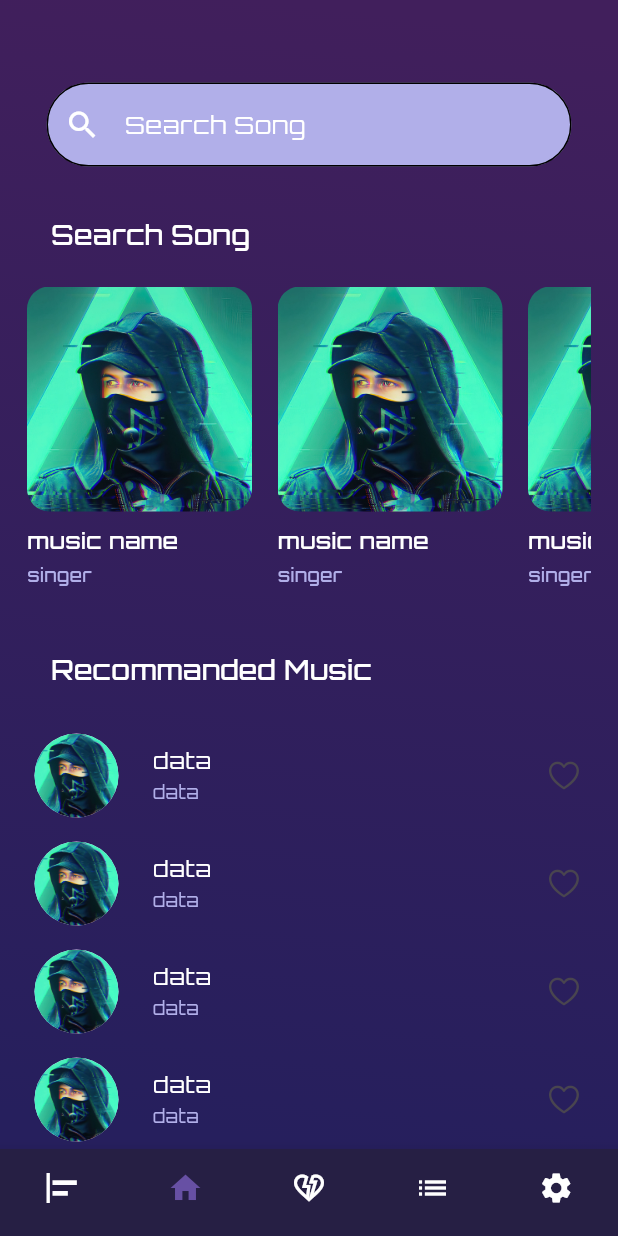
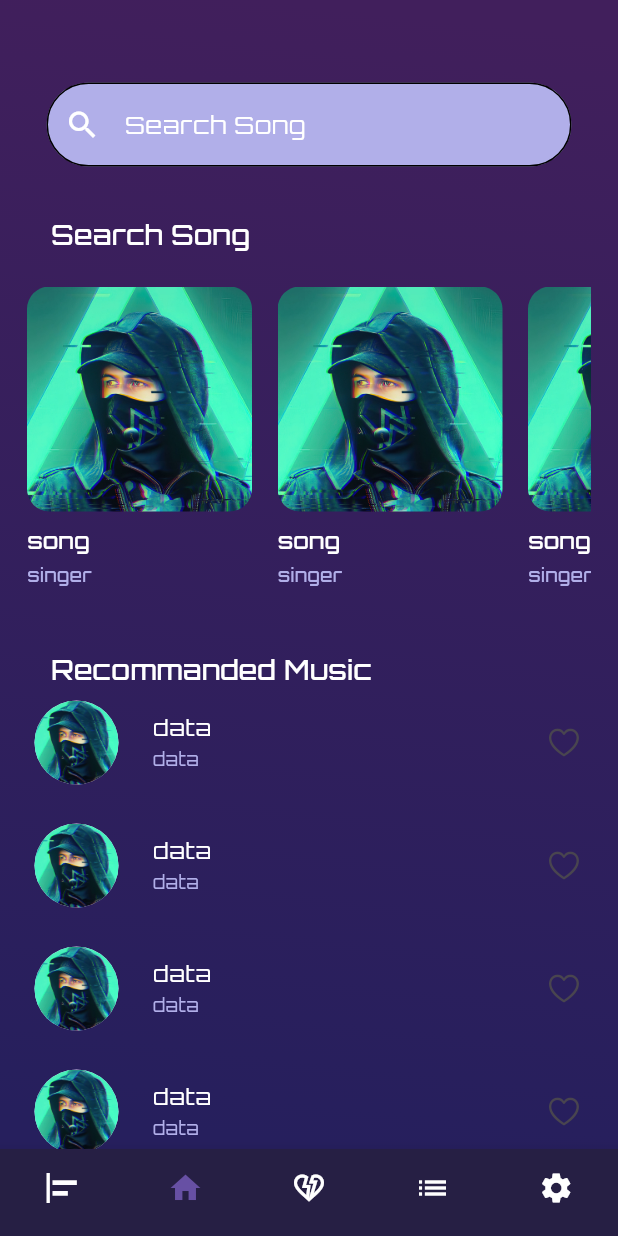
Before and after one commit to MeladShawky/Music-app, a Flutter app: the HomeScreen screen opened by its route, item 2 of the bottom bar chosen, on a phone screen of 412 x 824 dp. Run offline on Flutter 3.47's test engine with Material 3 defaults, Android fonts, the phone set to English and light mode, and no system bars.

Commit message:
desing home page part 14 (make SongsModel)

```diff
--- a/lib/features/home/screens/home_page.dart
+++ b/lib/features/home/screens/home_page.dart
@@ -8,6 +8,7 @@ import 'package:music_app/features/home/widgets/custom_row_recommeded_music.dart
 import 'package:music_app/features/home/widgets/custom_songs_details.dart';
 import 'package:music_app/features/home/widgets/custom_text_field_home_page.dart';
 import 'package:music_app/features/home/widgets/custom_title_home_page.dart';
+import 'package:music_app/models/songsModel.dart';
 
 class HomePage extends StatelessWidget {
   const HomePage({super.key});
@@ -22,6 +23,7 @@ class HomePage extends StatelessWidget {
           colors: [ColorMangers.kPrimaryColor, ColorMangers.kDarkBlue],
         ),
       ),
+      child: SingleChildScrollView(
         child: Column(
           crossAxisAlignment: CrossAxisAlignment.start,
           children: [
@@ -29,19 +31,26 @@ class HomePage extends StatelessWidget {
             CustomTitleHomePage(title: StringValues.Search_Song),
             SizedBox(height: 22),
             CustomSongsDetails(
-            musicName: 'music name',
-            singre: 'singer',
-            itemCount: 3,
+              songsModel: SongsModel(
+                image: 'image',
+                singer: 'singer',
+                song: 'song',
+                pathSong: 'pathSong',
+              ),
+              itemCount: 10,
             ),
             CustomTitleHomePage(title: StringValues.recommanded_music),
-          SizedBox(height: HeightValuesMangers.h22),
-          Expanded(
-            child: ListView.builder(
+            //SizedBox(height: HeightValuesMangers.h22),
+            ListView.separated(
+              shrinkWrap: true,
+              physics: NeverScrollableScrollPhysics(),
               itemBuilder: (context, index) => CustomRowRecommededMusic(),
-              itemCount: 15,
-            ),
+              itemCount: 30,
+              separatorBuilder: (BuildContext context, int index) =>
+                  SizedBox(height: 10),
             ),
           ],
+        ),
       ),
     );
   }
--- a/lib/features/home/widgets/custom_songs_details.dart
+++ b/lib/features/home/widgets/custom_songs_details.dart
@@ -6,11 +6,11 @@ import 'package:music_app/core/resources/height_values_mangers.dart';
 import 'package:music_app/core/resources/padding_values.dart';
 import 'package:music_app/core/resources/radius_values_manger.dart';
 import 'package:music_app/core/resources/width_values_mangers.dart';
+import 'package:music_app/models/songsModel.dart';
 
 class CustomSongsDetails extends StatelessWidget {
-  const CustomSongsDetails({super.key, required this.musicName, required this.singre, required this.itemCount});
-  final String musicName;
-  final String singre;
+   CustomSongsDetails({super.key,required this.songsModel, required this.itemCount});
+  SongsModel songsModel;
   final int itemCount;
   @override
   Widget build(BuildContext context) {
@@ -34,7 +34,7 @@ class CustomSongsDetails extends StatelessWidget {
               ),
               SizedBox(height: HeightValuesMangers.h9),
               Text(
-                musicName,
+                songsModel.song,
                 style: TextStyle(
                   fontSize: FontSizeManger.f15,
                   fontWeight: FontWeight.w500,
@@ -43,7 +43,7 @@ class CustomSongsDetails extends StatelessWidget {
               ),
               SizedBox(height: HeightValuesMangers.h4),
               Text(
-                singre,
+                songsModel.singer,
                 style: TextStyle(
                   fontSize: FontSizeManger.f12,
                   fontWeight: FontWeight.w500,
--- /dev/null
+++ b/lib/models/songsModel.dart
@@ -0,0 +1,16 @@
+ class SongsModel {
+
+  SongsModel({
+    required this.image,
+    required this.singer,
+    required this.song,
+    required this.pathSong,
+  });
+
+   String image;
+   String singer;
+   String song;
+   String pathSong;
+
+
+}
```
Lines whose indentation alone changed are shown as unchanged.
